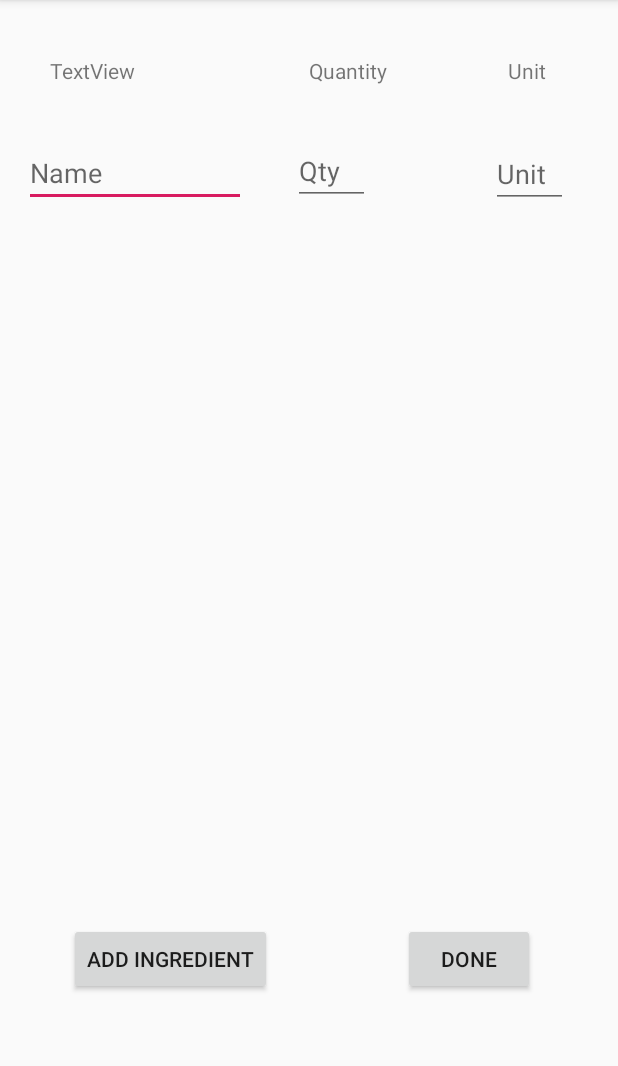
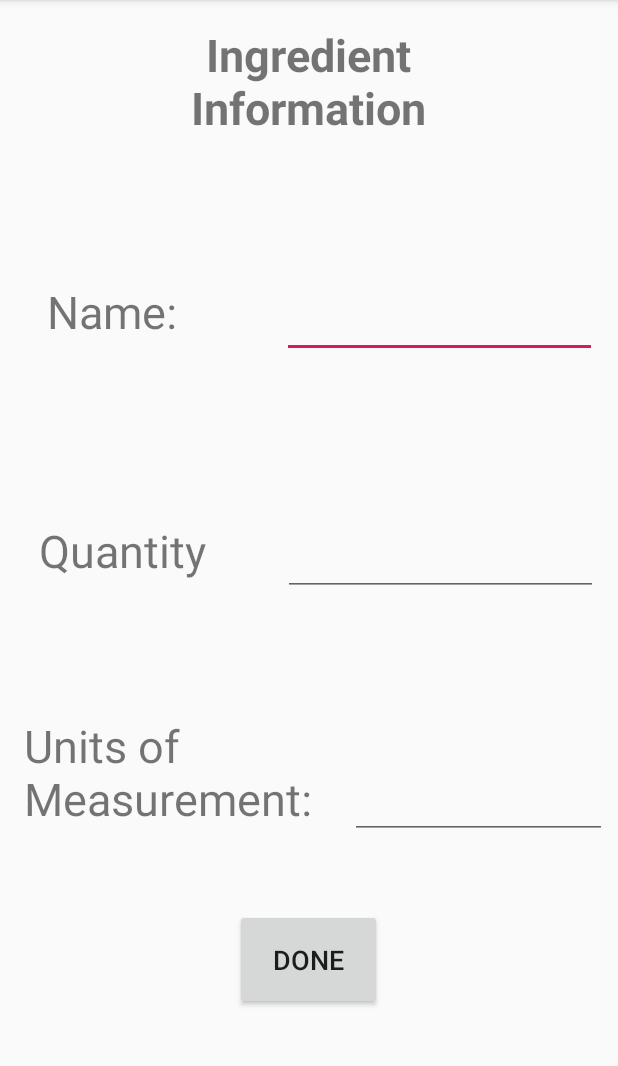
Before and after one commit to ishapirov1/ShaRecipe, an Android app: the PostIngredients screen opened directly, with no data from a screen before it, after a tap on "ADD INGREDIENT", on a phone screen of 412 x 824 dp, the part 84-1150 px from its top. Run offline under Robolectric (Android 15) with nearby library versions, the phone set to English and light mode, and no system bars.

Commit message:
Ingredient adder added

```diff
--- a/app/src/main/AndroidManifest.xml
+++ b/app/src/main/AndroidManifest.xml
@@ -9,7 +9,8 @@
         android:roundIcon="@mipmap/ic_launcher_round"
         android:supportsRtl="true"
         android:theme="@style/AppTheme">
-        <activity android:name=".FinalRecipeInfo"></activity>
+        <activity android:name=".IngredientEditor"></activity>
+        <activity android:name=".FinalRecipeInfo" />
         <activity android:name=".StepEditor" />
         <activity android:name=".AddSteps" />
         <activity android:name=".PostIngredients" />
--- a/app/src/main/java/com/example/sharecipe/AddSteps.java
+++ b/app/src/main/java/com/example/sharecipe/AddSteps.java
@@ -40,6 +40,7 @@ public class AddSteps extends AppCompatActivity {
         bAdd.setOnClickListener(new View.OnClickListener() {
             @Override
             public void onClick(View v) {
+
                 iStep.putExtra("step",step);
                 startActivity(iStep);
             }
--- /dev/null
+++ b/app/src/main/java/com/example/sharecipe/IngredientEditor.java
@@ -0,0 +1,56 @@
+package com.example.sharecipe;
+
+import androidx.appcompat.app.AppCompatActivity;
+
+import android.content.Intent;
+import android.os.Bundle;
+import android.view.View;
+import android.widget.AdapterView;
+import android.widget.ArrayAdapter;
+import android.widget.Button;
+import android.widget.EditText;
+import android.widget.Spinner;
+
+import java.lang.reflect.Array;
+
+public class IngredientEditor extends AppCompatActivity{
+
+    String prev;
+    String name;
+    String quan;
+    String unit;
+
+    @Override
+    protected void onCreate(Bundle savedInstanceState) {
+        super.onCreate(savedInstanceState);
+        setContentView(R.layout.activity_ingredient_editor);
+
+        final EditText ingQuantity = findViewById(R.id.etIngQuantity);
+        final EditText ingName = findViewById(R.id.etIngName);
+        final EditText ingUnit = findViewById(R.id.etIngUnit);
+
+        Intent intent = getIntent();
+        if(intent.getStringExtra("ingredients") != null)
+        prev = intent.getStringExtra("ingredients");
+
+        Button bIngDone = findViewById(R.id.bIngDone);
+        final Intent ingDone = new Intent(this,PostIngredients.class);
+        bIngDone.setOnClickListener(new View.OnClickListener() {
+            @Override
+            public void onClick(View v) {
+                name = ingName.getText().toString();
+                unit = ingUnit.getText().toString();
+                quan = ingQuantity.getText().toString();
+                String total;
+                if(prev != null)
+                   total = prev + "\n"+name+"                     "+quan+"                "+unit;
+                else
+                    total = name+"                     "+quan+"                "+unit;
+                ingDone.putExtra("ingred",total);
+                startActivity(ingDone);
+            }
+        });
+
+    }
+
+}
--- a/app/src/main/java/com/example/sharecipe/PostIngredients.java
+++ b/app/src/main/java/com/example/sharecipe/PostIngredients.java
@@ -11,26 +11,33 @@ import android.widget.TextView;
 
 public class PostIngredients extends AppCompatActivity {
 
+    String ingredients;
+
     @Override
     protected void onCreate(Bundle savedInstanceState) {
         super.onCreate(savedInstanceState);
         setContentView(R.layout.activity_post_ingredients);
 
-        final EditText etName = findViewById(R.id.etName);
-        final EditText etQty = findViewById(R.id.etQuantity);
-        final EditText etUnit = findViewById(R.id.etUnit);
+        final TextView etName = findViewById(R.id.etTheIngedients);
+
 
         final Intent goBack = new Intent(this,PostRecipe.class);
+        final Intent ingEdit = new Intent(this,IngredientEditor.class);
+        Button bAdd = findViewById(R.id.bAdd);
 
-        Button bAdd = findViewById(R.id.bAdd);
+
+        Intent intent = getIntent();
+        if(intent.getStringExtra("ingred") != null) {
+            ingredients = intent.getStringExtra("ingred");
+            if(ingredients != null)
+            etName.setText(ingredients);
+        }
 
         bAdd.setOnClickListener(new View.OnClickListener() {
             @Override
             public void onClick(View v) {
-                TextView tv = new TextView(PostIngredients.this);
-                tv.setWidth(20);
-                tv.setHeight(20);
-                tv.setText("Test");
+                ingEdit.putExtra("ingredients",ingredients);
+                startActivity(ingEdit);
             }
         });
 
@@ -39,10 +46,6 @@ public class PostIngredients extends AppCompatActivity {
         bDone.setOnClickListener(new View.OnClickListener() {
             @Override
             public void onClick(View v) {
-                String ingredient = etName.getText().toString();
-                String quantity = etQty.getText().toString();
-                String units = etUnit.getText().toString();
-
                 startActivity(goBack);
             }
         });
--- /dev/null
+++ b/app/src/main/res/layout/activity_ingredient_editor.xml
@@ -0,0 +1,120 @@
+<?xml version="1.0" encoding="utf-8"?>
+<androidx.constraintlayout.widget.ConstraintLayout xmlns:android="http://schemas.android.com/apk/res/android"
+    xmlns:app="http://schemas.android.com/apk/res-auto"
+    xmlns:tools="http://schemas.android.com/tools"
+    android:layout_width="match_parent"
+    android:layout_height="match_parent"
+    tools:context=".IngredientEditor">
+
+    <TextView
+        android:id="@+id/textView2"
+        android:layout_width="117dp"
+        android:layout_height="58dp"
+        android:text="Name:"
+        android:textAlignment="center"
+        android:textSize="30sp"
+        app:layout_constraintBottom_toBottomOf="parent"
+        app:layout_constraintEnd_toEndOf="parent"
+        app:layout_constraintHorizontal_bias="0.054"
+        app:layout_constraintStart_toStartOf="parent"
+        app:layout_constraintTop_toTopOf="parent"
+        app:layout_constraintVertical_bias="0.264" />
+
+    <TextView
+        android:id="@+id/textView4"
+        android:layout_width="131dp"
+        android:layout_height="53dp"
+        android:text="Quantity"
+        android:textAlignment="center"
+        android:textSize="30sp"
+        app:layout_constraintBottom_toBottomOf="parent"
+        app:layout_constraintEnd_toEndOf="parent"
+        app:layout_constraintHorizontal_bias="0.057"
+        app:layout_constraintStart_toStartOf="parent"
+        app:layout_constraintTop_toTopOf="parent"
+        app:layout_constraintVertical_bias="0.485" />
+
+    <TextView
+        android:id="@+id/textView5"
+        android:layout_width="202dp"
+        android:layout_height="83dp"
+        android:text="Units of Measurement:"
+        android:textAlignment="viewStart"
+        android:textSize="30sp"
+        app:layout_constraintBottom_toBottomOf="parent"
+        app:layout_constraintEnd_toEndOf="parent"
+        app:layout_constraintHorizontal_bias="0.075"
+        app:layout_constraintStart_toStartOf="parent"
+        app:layout_constraintTop_toTopOf="parent"
+        app:layout_constraintVertical_bias="0.696" />
+
+    <TextView
+        android:id="@+id/textView3"
+        android:layout_width="287dp"
+        android:layout_height="88dp"
+        android:text="Ingredient Information"
+        android:textAlignment="center"
+        android:textSize="30sp"
+        android:textStyle="bold"
+        app:layout_constraintBottom_toBottomOf="parent"
+        app:layout_constraintEnd_toEndOf="parent"
+        app:layout_constraintHorizontal_bias="0.497"
+        app:layout_constraintStart_toStartOf="parent"
+        app:layout_constraintTop_toTopOf="parent"
+        app:layout_constraintVertical_bias="0.024" />
+
+    <EditText
+        android:id="@+id/etIngName"
+        android:layout_width="210dp"
+        android:layout_height="51dp"
+        android:ems="10"
+        android:inputType="textPersonName"
+        android:textSize="24sp"
+        app:layout_constraintBottom_toBottomOf="parent"
+        app:layout_constraintEnd_toEndOf="parent"
+        app:layout_constraintHorizontal_bias="0.794"
+        app:layout_constraintStart_toEndOf="@+id/textView2"
+        app:layout_constraintTop_toTopOf="parent"
+        app:layout_constraintVertical_bias="0.261" />
+
+    <EditText
+        android:id="@+id/etIngQuantity"
+        android:layout_width="210dp"
+        android:layout_height="51dp"
+        android:ems="10"
+        android:inputType="textPersonName"
+        android:textSize="24sp"
+        app:layout_constraintBottom_toBottomOf="parent"
+        app:layout_constraintEnd_toEndOf="parent"
+        app:layout_constraintHorizontal_bias="0.75"
+        app:layout_constraintStart_toEndOf="@+id/textView4"
+        app:layout_constraintTop_toTopOf="parent"
+        app:layout_constraintVertical_bias="0.483" />
+
+    <EditText
+        android:id="@+id/etIngUnit"
+        android:layout_width="171dp"
+        android:layout_height="68dp"
+        android:ems="10"
+        android:inputType="textPersonName"
+        android:textSize="24sp"
+        app:layout_constraintBottom_toBottomOf="parent"
+        app:layout_constraintEnd_toEndOf="parent"
+        app:layout_constraintHorizontal_bias="0.681"
+        app:layout_constraintStart_toEndOf="@+id/textView5"
+        app:layout_constraintTop_toTopOf="parent"
+        app:layout_constraintVertical_bias="0.702" />
+
+    <Button
+        android:id="@+id/bIngDone"
+        android:layout_width="98dp"
+        android:layout_height="67dp"
+        android:text="Done"
+        android:textSize="18sp"
+        app:layout_constraintBottom_toBottomOf="parent"
+        app:layout_constraintEnd_toEndOf="parent"
+        app:layout_constraintHorizontal_bias="0.498"
+        app:layout_constraintStart_toStartOf="parent"
+        app:layout_constraintTop_toTopOf="parent"
+        app:layout_constraintVertical_bias="0.865" />
+</androidx.constraintlayout.widget.ConstraintLayout>
--- a/app/src/main/res/layout/activity_post_ingredients.xml
+++ b/app/src/main/res/layout/activity_post_ingredients.xml
@@ -35,27 +35,14 @@
         android:id="@+id/tvName"
         android:layout_width="wrap_content"
         android:layout_height="wrap_content"
-        android:text="TextView"
+        android:text="Name"
         app:layout_constraintBottom_toBottomOf="parent"
         app:layout_constraintEnd_toEndOf="parent"
         app:layout_constraintHorizontal_bias="0.094"
         app:layout_constraintStart_toStartOf="parent"
         app:layout_constraintTop_toTopOf="parent"
         app:layout_constraintVertical_bias="0.05"
-        tools:text="Name:" />
-
-    <EditText
-        android:id="@+id/etName"
-        android:layout_width="148dp"
-        android:layout_height="41dp"
-        android:layout_marginTop="40dp"
-        android:ems="10"
-        android:hint="Name"
-        android:inputType="textPersonName"
-        app:layout_constraintEnd_toEndOf="parent"
-        app:layout_constraintHorizontal_bias="0.06"
-        app:layout_constraintStart_toStartOf="parent"
-        app:layout_constraintTop_toBottomOf="@+id/tvName" />
+        tools:text="Name " />
 
     <TextView
         android:id="@+id/tvQuantity"
@@ -77,35 +64,21 @@
         android:text="Unit"
         app:layout_constraintBottom_toBottomOf="parent"
         app:layout_constraintEnd_toEndOf="parent"
-        app:layout_constraintHorizontal_bias="0.681"
+        app:layout_constraintHorizontal_bias="0.58"
         app:layout_constraintStart_toEndOf="@+id/tvQuantity"
         app:layout_constraintTop_toTopOf="parent"
         app:layout_constraintVertical_bias="0.05" />
 
-    <EditText
-        android:id="@+id/etQuantity"
-        android:layout_width="51dp"
-        android:layout_height="40dp"
-        android:layout_marginTop="40dp"
-        android:ems="10"
-        android:hint="Qty"
-        android:inputType="number"
-        app:layout_constraintEnd_toEndOf="parent"
-        app:layout_constraintHorizontal_bias="0.158"
-        app:layout_constraintStart_toEndOf="@+id/etName"
-        app:layout_constraintTop_toBottomOf="@+id/tvQuantity" />
-
-    <EditText
-        android:id="@+id/etUnit"
-        android:layout_width="51dp"
-        android:layout_height="40dp"
-        android:ems="10"
-        android:hint="Unit"
-        android:inputType="number"
+    <TextView
+        android:id="@+id/etTheIngedients"
+        android:layout_width="344dp"
+        android:layout_height="431dp"
+        android:textSize="24sp"
         app:layout_constraintBottom_toBottomOf="parent"
         app:layout_constraintEnd_toEndOf="parent"
-        app:layout_constraintHorizontal_bias="0.71"
-        app:layout_constraintStart_toEndOf="@+id/etQuantity"
-        app:layout_constraintTop_toBottomOf="@+id/tvUnit"
-        app:layout_constraintVertical_bias="0.064" />
+        app:layout_constraintHorizontal_bias="0.492"
+        app:layout_constraintStart_toStartOf="parent"
+        app:layout_constraintTop_toTopOf="parent"
+        app:layout_constraintVertical_bias="0.236" />
+
 </androidx.constraintlayout.widget.ConstraintLayout>
```
